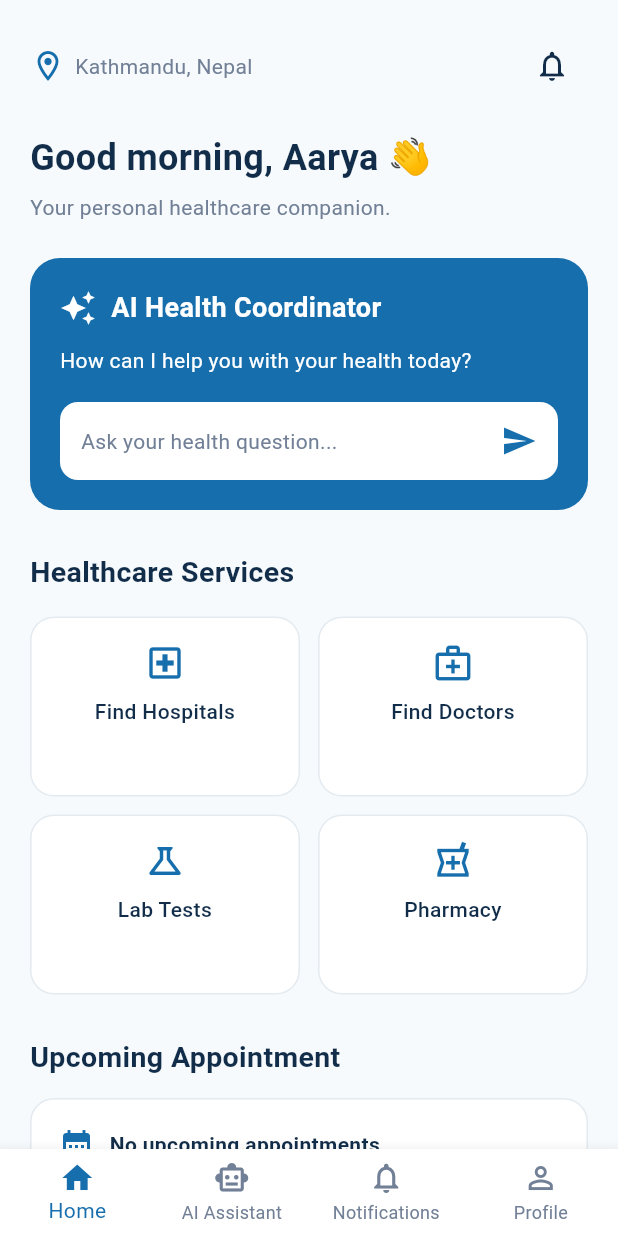
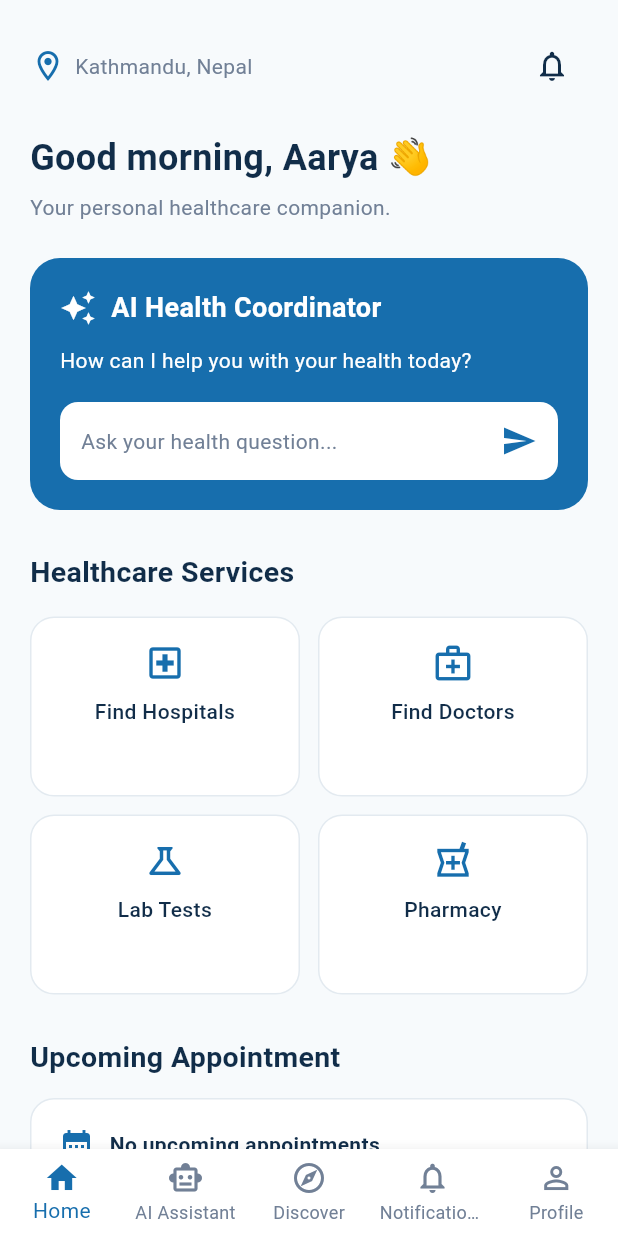
Before and after one commit to anash6162-del/Ai-Health-Navigator, a Flutter app: the HomeScreen screen opened directly, on a phone screen of 412 x 824 dp. Run offline on Flutter 3.47's test engine with Material 3 defaults, Android fonts, the phone set to English and light mode, and no system bars; our stand-ins replace material_ui.

Commit message:
Added discover to navigation bar

```diff
--- a/lib/features/home/screens/home_screen.dart
+++ b/lib/features/home/screens/home_screen.dart
@@ -70,6 +70,11 @@ class _HomeScreenState extends State<HomeScreen> {
             icon: Icon(Icons.smart_toy_outlined),
             activeIcon: Icon(Icons.smart_toy),
             label: 'AI Assistant',
+          ),
+          BottomNavigationBarItem(
+            icon: Icon(Icons.explore_outlined),
+            activeIcon: Icon(Icons.explore),
+            label: 'Discover',
           ),
           BottomNavigationBarItem(
             icon: Icon(Icons.notifications_outlined),
```
